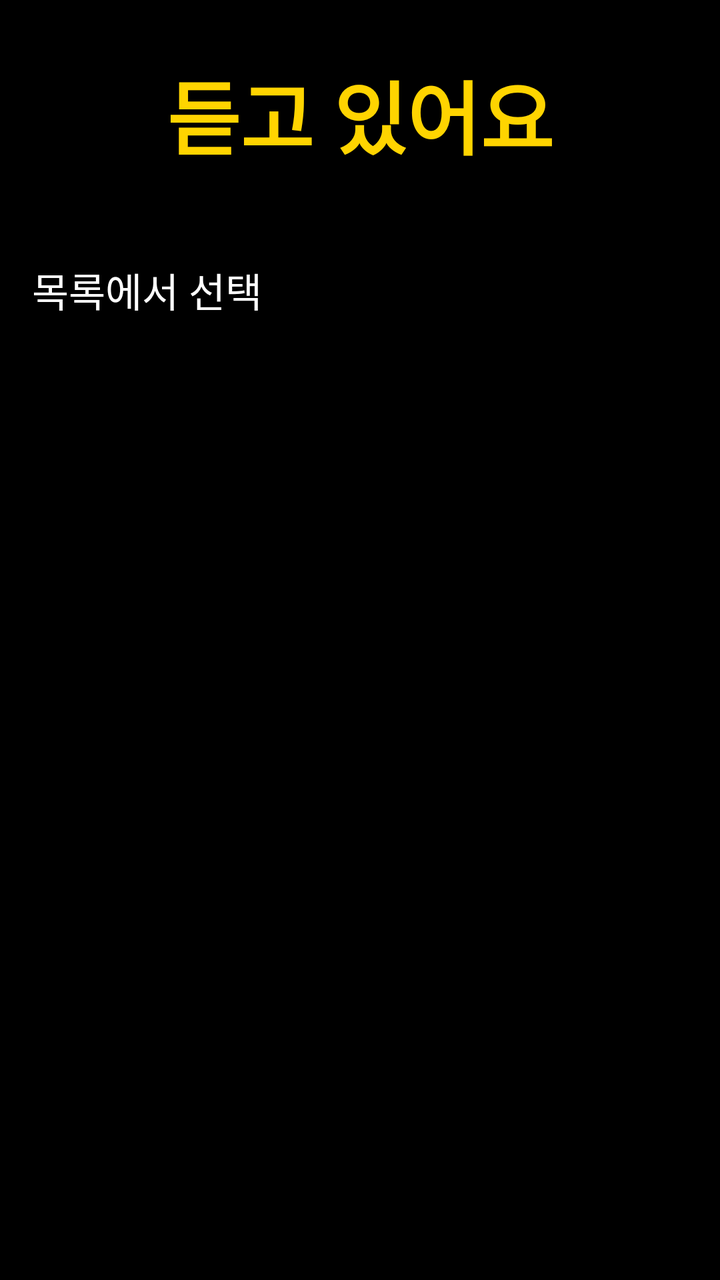
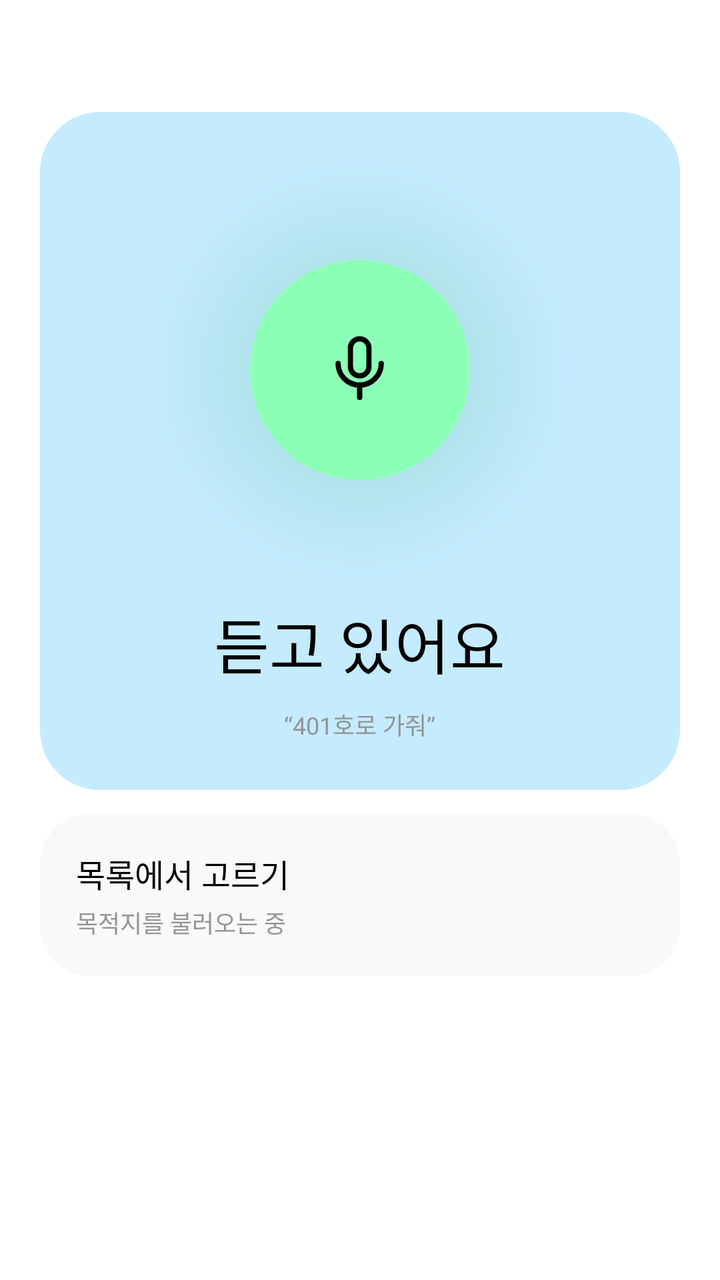

Compare the two renders of this Android layout. The source of the first and the diff that turns it into the second are given below.
<!-- AndroidManifest.xml: application theme Theme.APPFE -->
<!-- res/layout/fragment_destination.xml -->
<?xml version="1.0" encoding="utf-8"?>
<LinearLayout xmlns:android="http://schemas.android.com/apk/res/android"
    android:layout_width="match_parent"
    android:layout_height="match_parent"
    android:orientation="vertical"
    android:background="@color/bg">

    <TextView
        android:id="@+id/status_text"
        android:layout_width="match_parent"
        android:layout_height="wrap_content"
        android:text="@string/dest_listening"
        android:textColor="@color/accent"
        android:textSize="40sp"
        android:textStyle="bold"
        android:gravity="center"
        android:padding="28dp"
        android:importantForAccessibility="no" />

    <Button
        android:id="@+id/btn_retry"
        style="@style/SubButton"
        android:layout_width="match_parent"
        android:layout_height="wrap_content"
        android:layout_marginStart="16dp"
        android:layout_marginEnd="16dp"
        android:text="@string/dest_retry"
        android:contentDescription="@string/dest_retry_desc"
        android:visibility="gone" />

    <TextView
        android:layout_width="match_parent"
        android:layout_height="wrap_content"
        android:text="@string/dest_pick_title"
        android:textColor="@color/fg"
        android:textSize="20sp"
        android:padding="16dp"
        android:importantForAccessibility="no" />

    <ScrollView
        android:layout_width="match_parent"
        android:layout_height="0dp"
        android:layout_weight="1">

        <LinearLayout
            android:id="@+id/dest_list"
            android:layout_width="match_parent"
            android:layout_height="wrap_content"
            android:orientation="vertical"
            android:paddingStart="16dp"
            android:paddingEnd="16dp"
            android:paddingBottom="16dp" />
    </ScrollView>

</LinearLayout>
<!-- resources referenced by this layout -->
<resources>
  <color name="accent">#FFFFD400</color>
  <color name="bg">#FF000000</color>
  <color name="fg">#FFFFFFFF</color>
  <string name="dest_pick_title">목록에서 선택</string>
  <style name="SubButton" parent="BigButton">
          <item name="android:background">@color/surface</item>
          <item name="android:textColor">@color/fg</item>
          <item name="android:textSize">26sp</item>
      </style>
  <style name="BigButton">
          <item name="android:background">@color/accent</item>
          <item name="android:textColor">@color/accent_text</item>
          <item name="android:textSize">30sp</item>
          <item name="android:textStyle">bold</item>
          <item name="android:minHeight">96dp</item>
          <item name="android:gravity">center</item>
          <item name="android:padding">16dp</item>
      </style>
  <color name="surface">#FF1C1C1C</color>
  <style name="Base.Theme.APPFE" parent="Theme.Material3.DayNight.NoActionBar">
          <item name="android:windowBackground">@color/bg</item>
          <item name="android:textColor">@color/fg</item>
          <item name="colorPrimary">@color/accent</item>
      </style>
  <color name="accent_text">#FF000000</color>
  <!-- unchanged entries left out for length: 4 -->
</resources>

<!-- the commit's change to res/layout/fragment_destination.xml (unified diff, before → after) -->
@@ -3,53 +3,122 @@
     android:layout_width="match_parent"
     android:layout_height="match_parent"
     android:orientation="vertical"
-    android:background="@color/bg">
+    android:background="@color/screen_bg"
+    android:paddingStart="@dimen/screen_pad_h"
+    android:paddingEnd="@dimen/screen_pad_h"
+    android:paddingTop="@dimen/screen_pad_top"
+    android:paddingBottom="@dimen/screen_pad_bottom">
 
-    <TextView
-        android:id="@+id/status_text"
+    <LinearLayout
+        style="@style/Card.Hero"
         android:layout_width="match_parent"
         android:layout_height="wrap_content"
-        android:text="@string/dest_listening"
-        android:textColor="@color/accent"
-        android:textSize="40sp"
-        android:textStyle="bold"
-        android:gravity="center"
-        android:padding="28dp"
-        android:importantForAccessibility="no" />
+        android:gravity="center_horizontal"
+        android:paddingTop="@dimen/pad_hero_tall"
+        android:paddingBottom="@dimen/pad_hero_tall"
+        android:importantForAccessibility="no">
 
-    <Button
+        
+        <FrameLayout
+            android:layout_width="@dimen/mic_glow_size"
+            android:layout_height="@dimen/mic_glow_size"
+            android:background="@drawable/mic_glow">
+
+            <FrameLayout
+                android:id="@+id/mic_circle"
+                android:layout_width="@dimen/mic_size"
+                android:layout_height="@dimen/mic_size"
+                android:layout_gravity="center"
+                android:background="@drawable/circle_mint">
+
+                <ImageView
+                    android:layout_width="37dp"
+                    android:layout_height="37dp"
+                    android:layout_gravity="center"
+                    android:src="@drawable/ic_mic"
+                    android:contentDescription="@null" />
+            </FrameLayout>
+        </FrameLayout>
+
+        <TextView
+            android:id="@+id/status_text"
+            style="@style/Text.Headline"
+            android:layout_width="wrap_content"
+            android:layout_height="wrap_content"
+            android:layout_marginTop="@dimen/gap_hero"
+            android:text="@string/dest_listening" />
+
+        <TextView
+            android:id="@+id/status_hint"
+            style="@style/Text.Body"
+            android:layout_width="wrap_content"
+            android:layout_height="wrap_content"
+            android:layout_marginTop="@dimen/gap_hero"
+            android:text="@string/dest_example" />
+    </LinearLayout>
+
+    
+    <LinearLayout
         android:id="@+id/btn_retry"
-        style="@style/SubButton"
+        style="@style/Tile"
         android:layout_width="match_parent"
         android:layout_height="wrap_content"
-        android:layout_marginStart="16dp"
-        android:layout_marginEnd="16dp"
-        android:text="@string/dest_retry"
+        android:layout_marginTop="@dimen/screen_gap"
+        android:background="@drawable/bg_tile_mint"
         android:contentDescription="@string/dest_retry_desc"
-        android:visibility="gone" />
+        android:visibility="gone">
 
-    <TextView
+        <TextView
+            style="@style/Text.Title"
+            android:layout_width="wrap_content"
+            android:layout_height="wrap_content"
+            android:text="@string/dest_retry"
+            android:importantForAccessibility="no" />
+
+        <TextView
+            style="@style/Text.Body"
+            android:layout_width="wrap_content"
+            android:layout_height="wrap_content"
+            android:layout_marginTop="@dimen/gap_text"
+            android:textColor="@color/on_mint"
+            android:text="@string/home_button_sub"
+            android:importantForAccessibility="no" />
+    </LinearLayout>
+
+    <LinearLayout
+        style="@style/Card.Sub"
         android:layout_width="match_parent"
         android:layout_height="wrap_content"
-        android:text="@string/dest_pick_title"
-        android:textColor="@color/fg"
-        android:textSize="20sp"
-        android:padding="16dp"
-        android:importantForAccessibility="no" />
+        android:layout_marginTop="@dimen/screen_gap"
+        android:importantForAccessibility="no">
+
+        <TextView
+            style="@style/Text.Title"
+            android:layout_width="wrap_content"
+            android:layout_height="wrap_content"
+            android:text="@string/dest_pick_title" />
+
+        <TextView
+            android:id="@+id/dest_count"
+            style="@style/Text.Body"
+            android:layout_width="wrap_content"
+            android:layout_height="wrap_content"
+            android:layout_marginTop="@dimen/gap_text"
+            android:text="@string/dest_pick_sub" />
+    </LinearLayout>
 
     <ScrollView
         android:layout_width="match_parent"
         android:layout_height="0dp"
-        android:layout_weight="1">
+        android:layout_weight="1"
+        android:layout_marginTop="@dimen/screen_gap"
+        android:clipToPadding="false">
 
         <LinearLayout
             android:id="@+id/dest_list"
             android:layout_width="match_parent"
             android:layout_height="wrap_content"
-            android:orientation="vertical"
-            android:paddingStart="16dp"
-            android:paddingEnd="16dp"
-            android:paddingBottom="16dp" />
+            android:orientation="vertical" />
     </ScrollView>
 
 </LinearLayout>
<!-- resource entries referenced after the edit -->
@@ -1,30 +1,135 @@
 <!-- resources referenced by this layout -->
 <resources>
-  <color name="accent">#FFFFD400</color>
-  <color name="bg">#FF000000</color>
-  <color name="fg">#FFFFFFFF</color>
-  <string name="dest_pick_title">목록에서 선택</string>
-  <style name="SubButton" parent="BigButton">
-          <item name="android:background">@color/surface</item>
-          <item name="android:textColor">@color/fg</item>
-          <item name="android:textSize">26sp</item>
+  <color name="on_mint">#FF0D3D22</color>
+  <color name="screen_bg">#FFFFFFFF</color>
+  <dimen name="gap_hero">10dp</dimen>
+  <dimen name="gap_text">4dp</dimen>
+  <dimen name="mic_glow_size">210dp</dimen>
+  <dimen name="mic_size">110dp</dimen>
+  <dimen name="pad_hero_tall">40dp</dimen>
+  <dimen name="screen_gap">12dp</dimen>
+  <dimen name="screen_pad_bottom">28dp</dimen>
+  <dimen name="screen_pad_h">20dp</dimen>
+  <dimen name="screen_pad_top">56dp</dimen>
+  <!-- drawable bg_tile_mint (drawable) -->
+  <?xml version="1.0" encoding="utf-8"?>
+  <shape xmlns:android="http://schemas.android.com/apk/res/android" android:shape="rectangle">
+      <solid android:color="@color/mint" />
+      <corners android:radius="@dimen/radius_tile" />
+  </shape>
+  <!-- drawable circle_mint (drawable) -->
+  <?xml version="1.0" encoding="utf-8"?>
+  <shape xmlns:android="http://schemas.android.com/apk/res/android" android:shape="oval">
+      <solid android:color="@color/mint" />
+  </shape>
+  <!-- drawable ic_mic (drawable) -->
+  <?xml version="1.0" encoding="utf-8"?>
+  <vector xmlns:android="http://schemas.android.com/apk/res/android"
+      android:width="24dp"
+      android:height="24dp"
+      android:viewportWidth="24"
+      android:viewportHeight="24">
+      <path
+          android:pathData="M9,5a3,3 0 0 1 6,0v6a3,3 0 0 1 -6,0V5z"
+          android:strokeColor="@color/ink"
+          android:strokeWidth="1.7"
+          android:strokeLineCap="round"
+          android:strokeLineJoin="round" />
+      <path
+          android:pathData="M5,10a7,7 0 0 0 14,0"
+          android:strokeColor="@color/ink"
+          android:strokeWidth="1.7"
+          android:strokeLineCap="round" />
+      <path
+          android:pathData="M12,17v4"
+          android:strokeColor="@color/ink"
+          android:strokeWidth="1.7"
+          android:strokeLineCap="round" />
+  </vector>
+  <!-- drawable mic_glow (drawable) -->
+  <?xml version="1.0" encoding="utf-8"?>
+  <shape xmlns:android="http://schemas.android.com/apk/res/android" android:shape="oval">
+      <gradient
+          android:type="radial"
+          android:centerX="0.5"
+          android:centerY="0.5"
+          android:gradientRadius="105dp"
+          android:startColor="@color/glow_core"
+          android:centerColor="@color/glow_mid"
+          android:endColor="@color/glow_edge" />
+  </shape>
+  <string name="dest_example">“401호로 가줘”</string>
+  <string name="dest_pick_sub">목적지를 불러오는 중</string>
+  <string name="dest_pick_title">목록에서 고르기</string>
+  <string name="home_button_sub">두 번 두드리세요</string>
+  <style name="Card.Hero">
+          <item name="android:background">@drawable/bg_hero</item>
+          <item name="android:orientation">vertical</item>
+          <item name="android:padding">@dimen/pad_hero</item>
       </style>
-  <style name="BigButton">
-          <item name="android:background">@color/accent</item>
-          <item name="android:textColor">@color/accent_text</item>
-          <item name="android:textSize">30sp</item>
-          <item name="android:textStyle">bold</item>
-          <item name="android:minHeight">96dp</item>
-          <item name="android:gravity">center</item>
-          <item name="android:padding">16dp</item>
+  <style name="Card.Sub">
+          <item name="android:background">@drawable/bg_card</item>
+          <item name="android:orientation">vertical</item>
+          <item name="android:padding">@dimen/pad_card</item>
       </style>
-  <color name="surface">#FF1C1C1C</color>
-  <style name="Base.Theme.APPFE" parent="Theme.Material3.DayNight.NoActionBar">
-          <item name="android:windowBackground">@color/bg</item>
-          <item name="android:textColor">@color/fg</item>
-          <item name="colorPrimary">@color/accent</item>
+  <style name="Text.Body">
+          <item name="android:fontFamily">@font/gothic_a1_regular</item>
+          <item name="android:textSize">@dimen/text_body</item>
+          <item name="android:textColor">@color/ink_muted</item>
       </style>
-  <color name="accent_text">#FF000000</color>
+  <style name="Text.Headline">
+          <item name="android:fontFamily">@font/ria_sans_regular</item>
+          <item name="android:textSize">@dimen/text_headline</item>
+          <item name="android:textColor">@color/ink</item>
+          <item name="android:includeFontPadding">false</item>
+      </style>
+  <style name="Text.Title">
+          <item name="android:fontFamily">@font/gothic_a1_semibold</item>
+          <item name="android:textSize">@dimen/text_title</item>
+          <item name="android:textColor">@color/ink</item>
+      </style>
+  <style name="Tile">
+          <item name="android:orientation">vertical</item>
+          <item name="android:gravity">bottom</item>
+          <item name="android:padding">@dimen/pad_tile</item>
+          <item name="android:focusable">true</item>
+          <item name="android:clickable">true</item>
+      </style>
+  <color name="mint">#FF8CFFB6</color>
+  <dimen name="radius_tile">11dp</dimen>
+  <color name="ink">#FF010101</color>
+  <color name="glow_core">#701EA858</color>
+  <color name="glow_mid">#1F1EA858</color>
+  <color name="glow_edge">#001EA858</color>
+  <!-- drawable bg_hero (drawable) -->
+  <?xml version="1.0" encoding="utf-8"?>
+  <shape xmlns:android="http://schemas.android.com/apk/res/android" android:shape="rectangle">
+      <solid android:color="@color/hero_bg" />
+      <corners android:radius="@dimen/radius_hero" />
+  </shape>
+  <dimen name="pad_hero">24dp</dimen>
+  <!-- drawable bg_card (drawable) -->
+  <?xml version="1.0" encoding="utf-8"?>
+  <shape xmlns:android="http://schemas.android.com/apk/res/android" android:shape="rectangle">
+      <solid android:color="@color/card_bg" />
+      <corners android:radius="@dimen/radius_card" />
+  </shape>
+  <dimen name="pad_card">18dp</dimen>
+  <dimen name="text_body">12sp</dimen>
+  <color name="ink_muted">#FF939598</color>
+  <dimen name="text_headline">30sp</dimen>
+  <dimen name="text_title">16sp</dimen>
+  <dimen name="pad_tile">16dp</dimen>
+  <style name="Base.Theme.APPFE" parent="Theme.Material3.Light.NoActionBar">
+          <item name="android:windowBackground">@color/screen_bg</item>
+          <item name="android:textColor">@color/ink</item>
+          <item name="colorPrimary">@color/blue</item>
+      </style>
+  <color name="hero_bg">#FFC5EBFF</color>
+  <dimen name="radius_hero">30dp</dimen>
+  <color name="card_bg">#FFF9F9F9</color>
+  <dimen name="radius_card">25dp</dimen>
+  <color name="blue">#FF346EFF</color>
   <!-- unchanged entries left out for length: 4 -->
 </resources>
 
